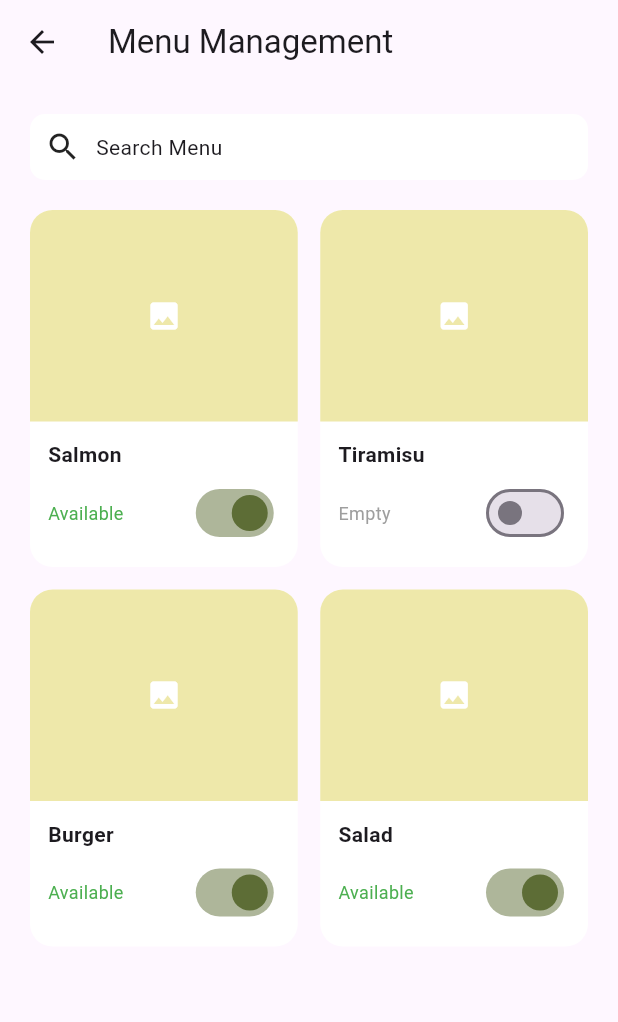
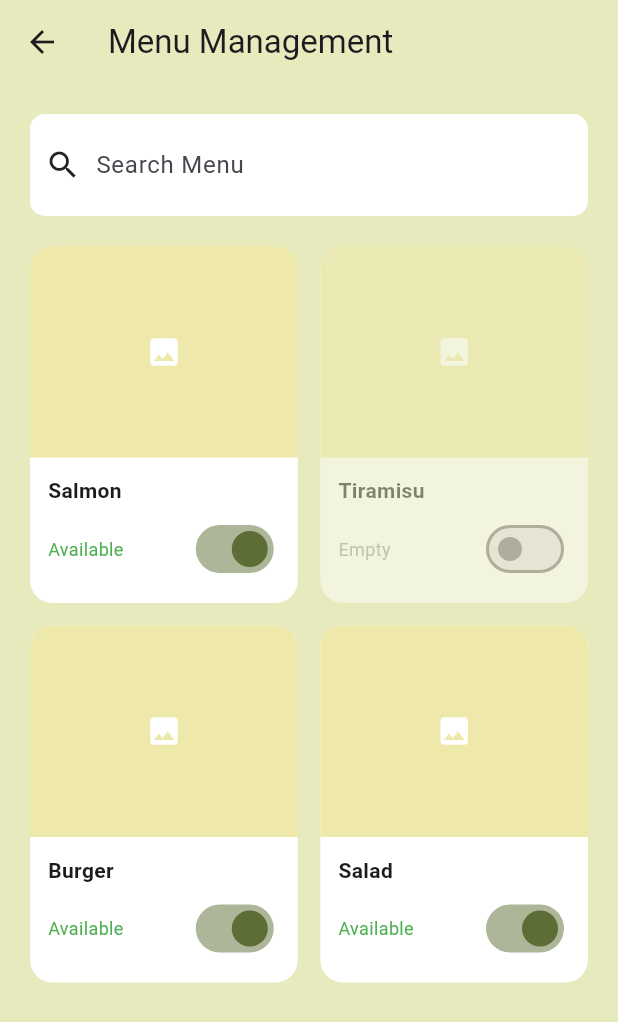
Before and after one commit to AdrianAlifthr/TA_Pemrograman_Mobile, a Flutter app: the ChefMenuManagementScreen screen opened directly, on a phone screen of 412 x 824 dp. Shown: the top 1022 px of the screen. Run offline on Flutter 3.47's test engine with Material 3 defaults, Android fonts, the phone set to English and light mode, and no system bars; network calls fail.

Commit message:
menu management switch

```diff
--- a/app/lib/main.dart
+++ b/app/lib/main.dart
@@ -34,7 +34,7 @@ class _MyAppState extends State<MyApp> {
         '/chefNavigation': (context) => const ChefNavigation(),
         '/waiterNavigation': (context) => const WaiterNavigation(),
       },
-      home: WaiterNavigation(),
+      home: ChefNavigation(),
     );
   }
 }
--- a/app/lib/pages/menu_management_page.dart
+++ b/app/lib/pages/menu_management_page.dart
@@ -1,23 +1,63 @@
 import 'package:flutter/material.dart';
 import 'package:flutter_application_1/main.dart';
 
-class ChefMenuManagementScreen extends StatelessWidget {
+class ChefMenuManagementScreen extends StatefulWidget {
   const ChefMenuManagementScreen({super.key});
 
   @override
+  State<ChefMenuManagementScreen> createState() => _ChefMenuManagementScreenState();
+}
+
+class _ChefMenuManagementScreenState extends State<ChefMenuManagementScreen> {
+  TextEditingController searchController = TextEditingController();
+
+
+  List<Map<String, dynamic>> menus = [
+    {"name": "Salmon", "available": true},
+    {"name": "Tiramisu", "available": false},
+    {"name": "Burger", "available": true},
+    {"name": "Salad", "available": true},
+  ];
+
+  @override
   Widget build(BuildContext context) {
+    List filteredMenu = menus
+        .where((m) => m["name"].toLowerCase().contains(searchController.text.toLowerCase()))
+        .toList();
+
     return Scaffold(
       appBar: AppBar(title: const Text("Menu Management"), backgroundColor: Colors.transparent),
+      backgroundColor: Color(0xFFE6EABD),
       body: Column(
         children: [
+
           Padding(
             padding: const EdgeInsets.all(20.0),
             child: Container(
               padding: const EdgeInsets.all(10),
-               decoration: BoxDecoration(color: Colors.white, borderRadius: BorderRadius.circular(10)),
-               child: const Row(children: [Icon(Icons.search), SizedBox(width: 10), Text("Search Menu")]),
+              decoration: BoxDecoration(
+                  color: Colors.white,
+                  borderRadius: BorderRadius.circular(10)),
+              child: Row(
+                children: [
+                  const Icon(Icons.search),
+                  const SizedBox(width: 10, height: 12,),
+                  Expanded(
+                    child: TextField(
+                      controller: searchController,
+                      decoration: const InputDecoration(
+                        hintText: "Search Menu",
+                        border: InputBorder.none,
+                      ),
+                      onChanged: (value) => setState(() {}),
                     ),
                   ),
+                ],
+              ),
+            ),
+          ),
+
+
           Expanded(
             child: GridView.count(
               crossAxisCount: 2,
@@ -26,10 +66,8 @@ class ChefMenuManagementScreen extends StatelessWidget {
               mainAxisSpacing: 15,
               crossAxisSpacing: 15,
               children: [
-                _menuItemAdmin("Salmon", true),
-                _menuItemAdmin("Tiramisu", false),
-                _menuItemAdmin("Burger", true),
-                _menuItemAdmin("Salad", true),
+                for (var item in filteredMenu)
+                  _menuItemAdmin(item["name"], item["available"]),
               ],
             ),
           ),
@@ -39,20 +77,25 @@ class ChefMenuManagementScreen extends StatelessWidget {
   }
 
   Widget _menuItemAdmin(String name, bool isAvailable) {
-    return Container(
+    return Opacity(
+      opacity: isAvailable ? 1.0 : 0.5,
+      child: Container(
         decoration: BoxDecoration(color: Colors.white, borderRadius: BorderRadius.circular(15)),
         child: Column(
           crossAxisAlignment: CrossAxisAlignment.start,
           children: [
+
             Expanded(
               child: Container(
                 decoration: const BoxDecoration(
-                color: Color(0xFFEEE8AA), // Placeholder gambar
+                  color: Color(0xFFEEE8AA),
                   borderRadius: BorderRadius.vertical(top: Radius.circular(15)),
                 ),
                 child: const Center(child: Icon(Icons.image, color: Colors.white)),
               ),
             ),
+
+
             Padding(
               padding: const EdgeInsets.all(12.0),
               child: Column(
@@ -63,11 +106,22 @@ class ChefMenuManagementScreen extends StatelessWidget {
                   Row(
                     mainAxisAlignment: MainAxisAlignment.spaceBetween,
                     children: [
-                    Text(isAvailable ? "Available" : "Empty", style: TextStyle(fontSize: 12, color: isAvailable ? Colors.green : Colors.grey)),
+                      Text(
+                        isAvailable ? "Available" : "Empty",
+                        style: TextStyle(fontSize: 12, color: isAvailable ? Colors.green : Colors.grey),
+                      ),
+
+
                       Switch(
                         value: isAvailable,
-                      onChanged: (val){},
                         activeColor: AppColors.primary,
+                        onChanged: (val) {
+                          setState(() {
+
+                            int index = menus.indexWhere((m) => m["name"] == name);
+                            menus[index]["available"] = val;
+                          });
+                        },
                       )
                     ],
                   )
@@ -76,6 +130,7 @@ class ChefMenuManagementScreen extends StatelessWidget {
             )
           ],
         ),
+      ),
     );
   }
 }
```
Lines whose indentation alone changed are shown as unchanged.
